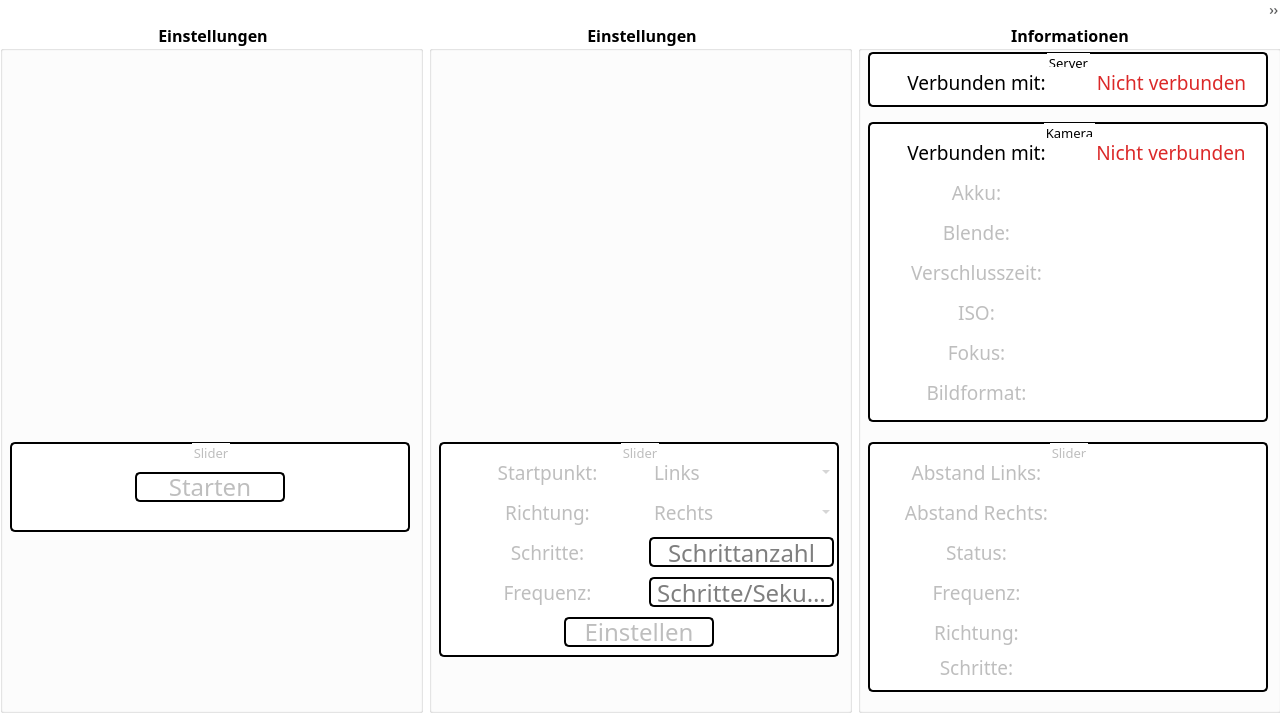
Old version of the form UI/main_window.ui in the repository FilipBruehl/camera_slider.
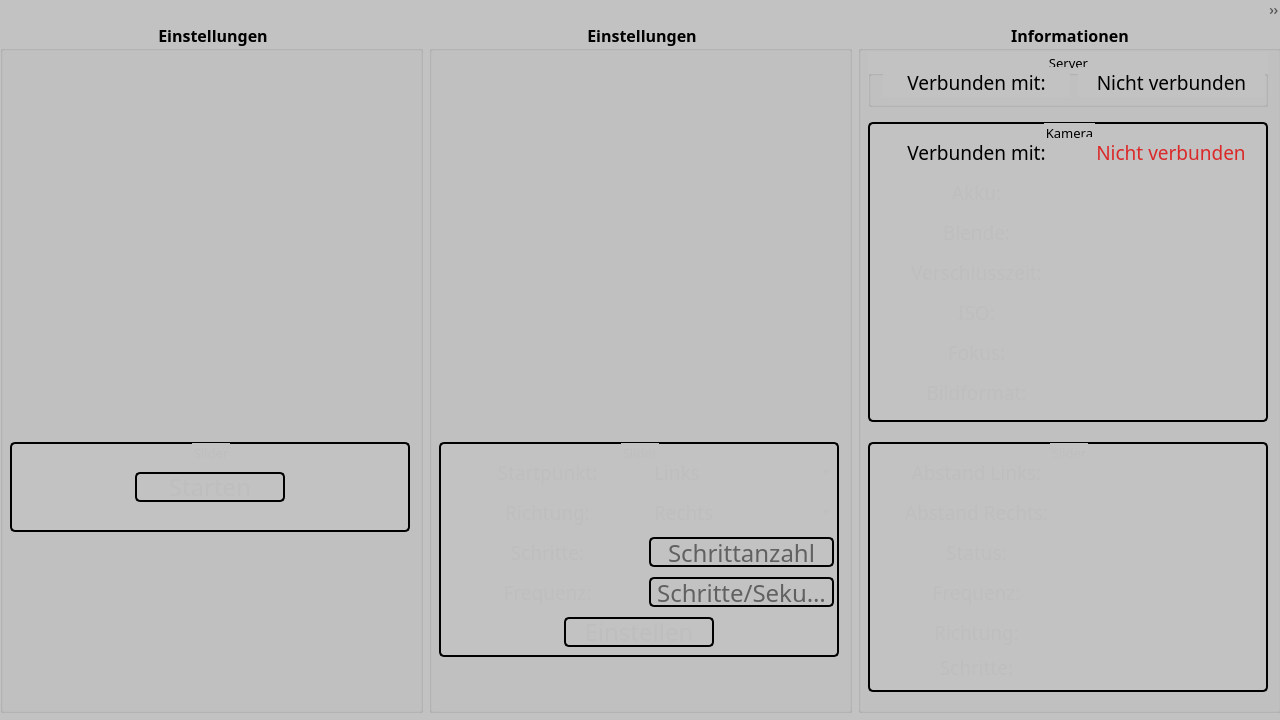
New version of the form.

Commit message: - Refactored StyleSheets of ConnectServer.py - New StyleSheets for MainWindow.py - Refactored Styles.py - New File Colors.py for Colors

```diff
--- a/UI/main_window.ui
+++ b/UI/main_window.ui
@@ -35,7 +35,7 @@
    <bool>false</bool>
   </property>
   <property name="styleSheet">
-   <string notr="true">background-color: #fff;</string>
+   <string notr="true">background-color: #c2c2c2;</string>
   </property>
   <widget class="QWidget" name="centralwidget">
    <property name="font">
@@ -498,11 +498,7 @@
            </font>
           </property>
           <property name="styleSheet">
-           <string notr="true">border-color: #000;
-border-radius: 5px;
-border-style: solid;
-border-width: 2px;
-</string>
+           <string notr="true"/>
           </property>
           <property name="title">
            <string>Server</string>
@@ -526,7 +522,7 @@
             </font>
            </property>
            <property name="styleSheet">
-            <string notr="true">border: none;</string>
+            <string notr="true"/>
            </property>
            <property name="text">
             <string>Verbunden mit:</string>
@@ -551,8 +547,7 @@
             </font>
            </property>
            <property name="styleSheet">
-            <string notr="true">color: #DB2828;
-border: none;</string>
+            <string notr="true"/>
            </property>
            <property name="text">
             <string>Nicht verbunden</string>
```
The commit also changes 8 other files.
